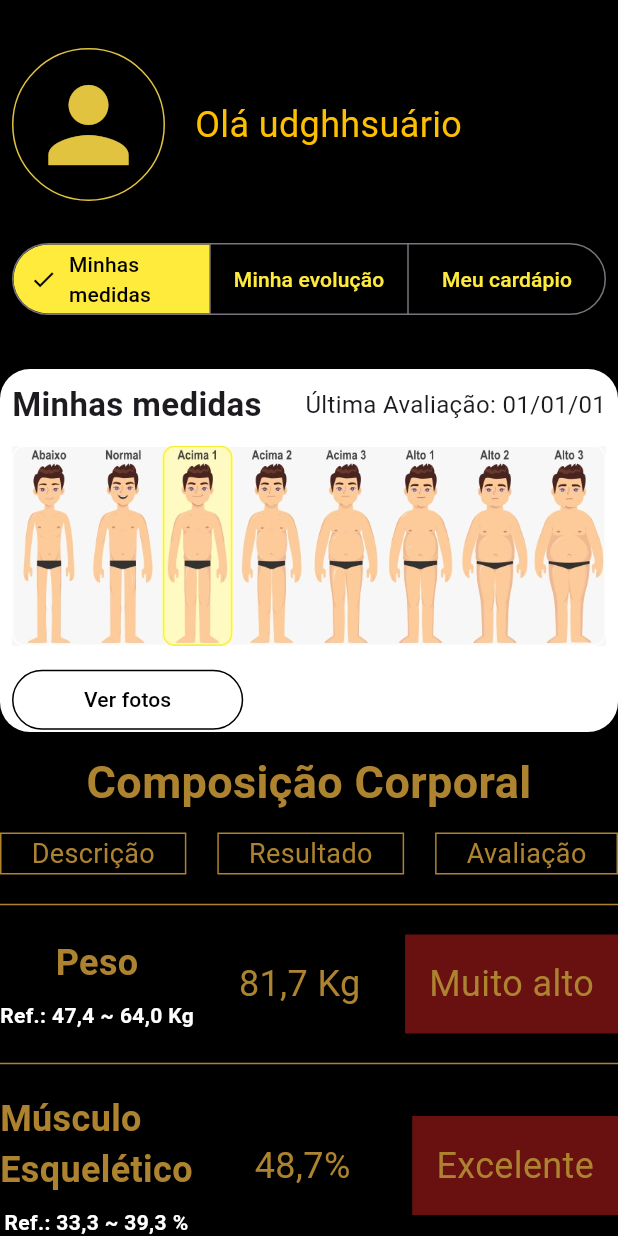
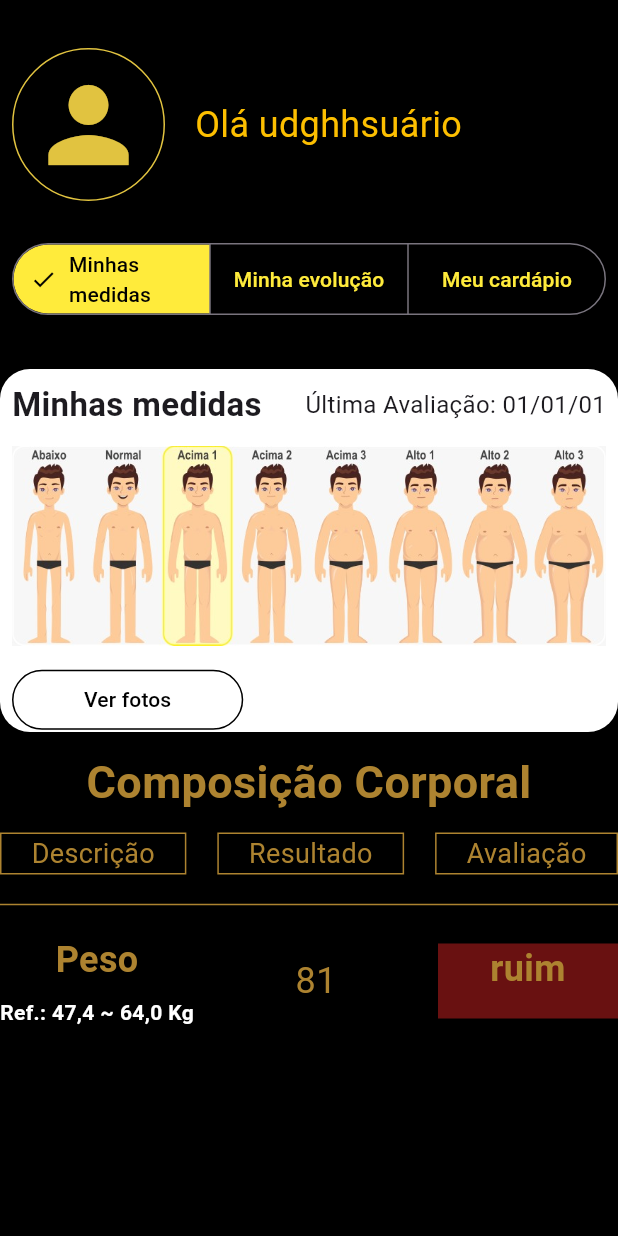
Before and after one commit to Marimaiko/stfm, a Flutter app: the screen it shows after launch, on a phone screen of 412 x 824 dp. Run offline on Flutter 3.47's test engine with Material 3 defaults, Android fonts, the phone set to English and light mode, and no system bars; Roboto replaces fonts that are missing (streetAddressLevel3).

Commit message:
adding information

```diff
--- a/lib/screens/MyMeasure.dart
+++ b/lib/screens/MyMeasure.dart
@@ -87,24 +87,24 @@ class _MyMeasureState extends State<MyMeasure> {
               height: 12,
             ),
             const TableContents(
-                description: "Peso",
-                reference: "47,4 ~ 64,0 Kg",
-                result: "81,7 Kg",
-                avaliation: "Muito alto"),
-            const TableContents(
-                description: "Músculo \nEsquelético",
-                reference: "33,3 ~ 39,3 %",
-                result: "48,7%",
-                avaliation: "Excelente"),
-            const TableContents(
-                description: "Massa \nMuscular",
-                reference: "34,2~50,5Kg",
-                result: "72,8%",
-                avaliation: "Ótimo"),
-            const TableContents(
-                description: "Idade \nCorporal",
-                result: "81,7Kg",
-                avaliation: "+23 anos")
+              description: "Peso",
+              reference: "47,4 ~ 64,0 Kg",
+              result: 81,
+            ),
+            // const TableContents(
+            //     description: "Músculo \nEsquelético",
+            //     reference: "33,3 ~ 39,3 %",
+            //     result: "48,7%",
+            //     avaliation: "Excelente"),
+            // const TableContents(
+            //     description: "Massa \nMuscular",
+            //     reference: "34,2~50,5Kg",
+            //     result: "72,8%",
+            //     avaliation: "Ótimo"),
+            // const TableContents(
+            //     description: "Idade \nCorporal",
+            //     result: "81,7Kg",
+            //     avaliation: "+23 anos")
           ],
         ),
       ),
--- a/lib/widget/TableContents.dart
+++ b/lib/widget/TableContents.dart
@@ -3,24 +3,38 @@ import 'package:stfm_app/_core/colors_pattern.dart';
 
 class TableContents extends StatelessWidget {
   Widget avaliationBackground(int value, String text) {
-    Color backgroundColor = value < 10 ? Colors.green : Colors.red;
+    Color color = value < 10 ? Colors.green : ColorsPattern.darkRed;
 
     return Container(
-      color: backgroundColor,
+      color: color,
+      // padding: EdgeInsets.all(16),
+      height: 50,
+      width: 120,
+
+      child: const Text(
+        "ruim",
+        textAlign: TextAlign.center,
+        style: TextStyle(
+          color: ColorsPattern.darkgold,
+          fontWeight: FontWeight.bold,
+          fontSize: 24,
+        ),
+      ),
     );
   }
 
   final String description;
   final String? reference;
-  final String result;
-  final String avaliation;
+  final int result;
+  // final String avaliation;
 
-  const TableContents(
-      {super.key,
-      required this.description,
-      this.reference,
-      required this.result,
-      required this.avaliation});
+  const TableContents({
+    super.key,
+    required this.description,
+    this.reference,
+    required this.result,
+    // required this.avaliation
+  });
 
   @override
   Widget build(BuildContext context) {
@@ -61,20 +75,21 @@ class TableContents extends StatelessWidget {
                 ],
               ),
               Text(
-                result,
+                result.toString(),
                 style: const TextStyle(
                     color: ColorsPattern.darkgold, fontSize: 24),
               ),
               Container(
-                padding: EdgeInsets.all(16),
-                color: ColorsPattern.darkRed,
-                child: Text(
-                  avaliation,
-                  style: const TextStyle(
-                    color: ColorsPattern.darkgold,
-                    fontSize: 24,
-                  ),
-                ),
+                // padding: EdgeInsets.all(16),
+                // color: ColorsPattern.darkRed,
+                child:
+                    // child: Text(
+                    avaliationBackground(result, "Good"),
+                // style: const TextStyle(
+                //   color: ColorsPattern.darkgold,
+                //   fontSize: 24,
+                // ),
+                // ),
               ),
             ],
           ),
```
